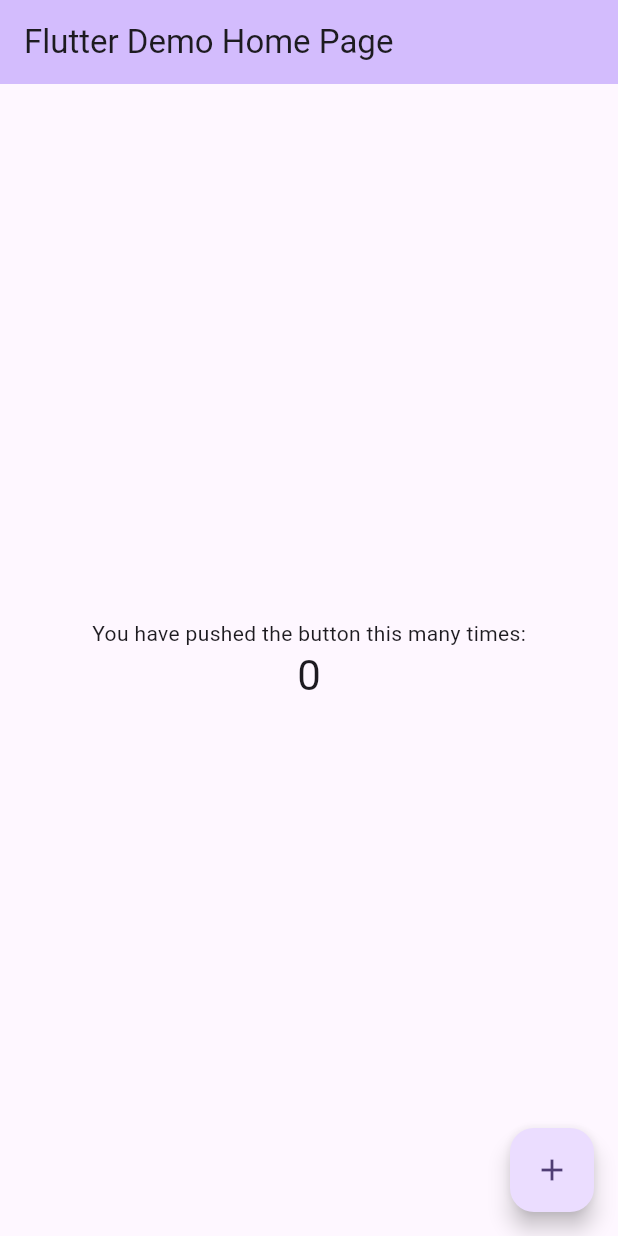
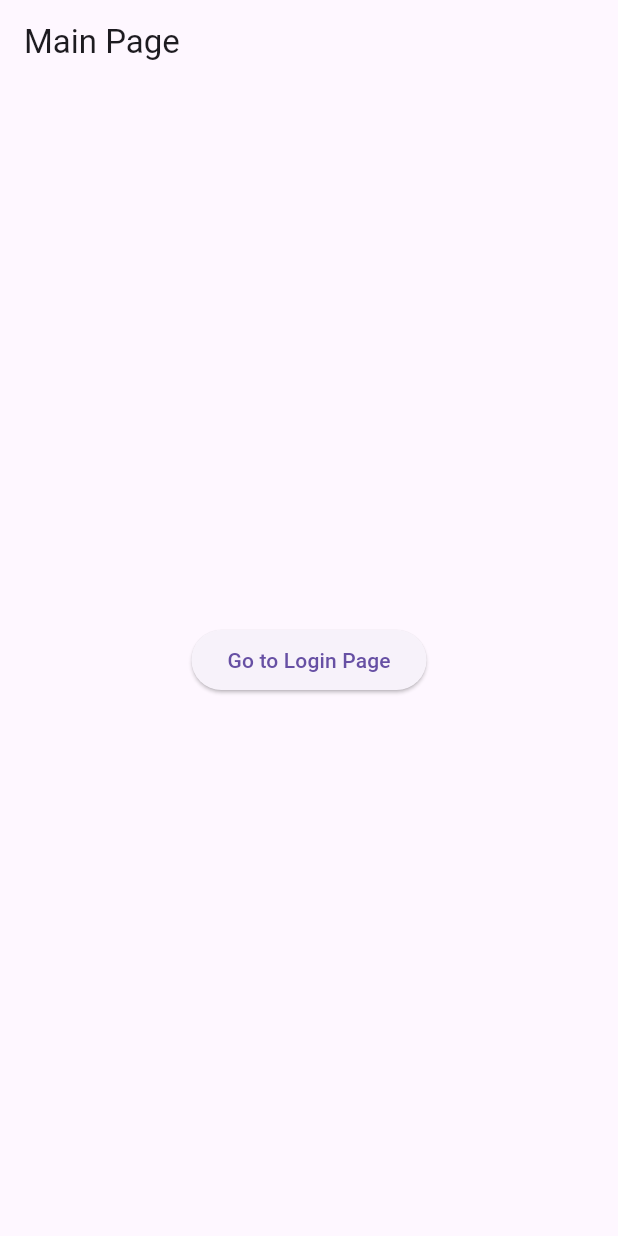
Before and after one commit to RafiAtha28/PROYEK4, a Flutter app: the screen it shows after launch, on a phone screen of 412 x 824 dp. Run offline on Flutter 3.47's test engine with Material 3 defaults, Android fonts, the phone set to English and light mode, and no system bars.

Commit message:
menambahkan login page

```diff
--- a/lib/main.dart
+++ b/lib/main.dart
@@ -1,125 +1,19 @@
 import 'package:flutter/material.dart';
+import 'package:perfectbody/screens/main_page.dart'; // Sesuaikan dengan nama aplikasi dan struktur folder Anda
 
 void main() {
-  runApp(const MyApp());
+  runApp(MyApp());
 }
 
 class MyApp extends StatelessWidget {
-  const MyApp({super.key});
-
-  // This widget is the root of your application.
   @override
   Widget build(BuildContext context) {
     return MaterialApp(
-      title: 'Flutter Demo',
+      title: 'Perfect Body Form', // Ganti dengan judul aplikasi Anda
       theme: ThemeData(
-        // This is the theme of your application.
-        //
-        // TRY THIS: Try running your application with "flutter run". You'll see
-        // the application has a purple toolbar. Then, without quitting the app,
-        // try changing the seedColor in the colorScheme below to Colors.green
-        // and then invoke "hot reload" (save your changes or press the "hot
-        // reload" button in a Flutter-supported IDE, or press "r" if you used
-        // the command line to start the app).
-        //
-        // Notice that the counter didn't reset back to zero; the application
-        // state is not lost during the reload. To reset the state, use hot
-        // restart instead.
-        //
-        // This works for code too, not just values: Most code changes can be
-        // tested with just a hot reload.
-        colorScheme: ColorScheme.fromSeed(seedColor: Colors.deepPurple),
-        useMaterial3: true,
+        primarySwatch: Colors.blue,
       ),
-      home: const MyHomePage(title: 'Flutter Demo Home Page'),
+      home: MainPage(), // Sesuaikan dengan halaman utama aplikasi Anda
     );
   }
 }
-
-class MyHomePage extends StatefulWidget {
-  const MyHomePage({super.key, required this.title});
-
-  // This widget is the home page of your application. It is stateful, meaning
-  // that it has a State object (defined below) that contains fields that affect
-  // how it looks.
-
-  // This class is the configuration for the state. It holds the values (in this
-  // case the title) provided by the parent (in this case the App widget) and
-  // used by the build method of the State. Fields in a Widget subclass are
-  // always marked "final".
-
-  final String title;
-
-  @override
-  State<MyHomePage> createState() => _MyHomePageState();
-}
-
-class _MyHomePageState extends State<MyHomePage> {
-  int _counter = 0;
-
-  void _incrementCounter() {
-    setState(() {
-      // This call to setState tells the Flutter framework that something has
-      // changed in this State, which causes it to rerun the build method below
-      // so that the display can reflect the updated values. If we changed
-      // _counter without calling setState(), then the build method would not be
-      // called again, and so nothing would appear to happen.
-      _counter++;
-    });
-  }
-
-  @override
-  Widget build(BuildContext context) {
-    // This method is rerun every time setState is called, for instance as done
-    // by the _incrementCounter method above.
-    //
-    // The Flutter framework has been optimized to make rerunning build methods
-    // fast, so that you can just rebuild anything that needs updating rather
-    // than having to individually change instances of widgets.
-    return Scaffold(
-      appBar: AppBar(
-        // TRY THIS: Try changing the color here to a specific color (to
-        // Colors.amber, perhaps?) and trigger a hot reload to see the AppBar
-        // change color while the other colors stay the same.
-        backgroundColor: Theme.of(context).colorScheme.inversePrimary,
-        // Here we take the value from the MyHomePage object that was created by
-        // the App.build method, and use it to set our appbar title.
-        title: Text(widget.title),
-      ),
-      body: Center(
-        // Center is a layout widget. It takes a single child and positions it
-        // in the middle of the parent.
-        child: Column(
-          // Column is also a layout widget. It takes a list of children and
-          // arranges them vertically. By default, it sizes itself to fit its
-          // children horizontally, and tries to be as tall as its parent.
-          //
-          // Column has various properties to control how it sizes itself and
-          // how it positions its children. Here we use mainAxisAlignment to
-          // center the children vertically; the main axis here is the vertical
-          // axis because Columns are vertical (the cross axis would be
-          // horizontal).
-          //
-          // TRY THIS: Invoke "debug painting" (choose the "Toggle Debug Paint"
-          // action in the IDE, or press "p" in the console), to see the
-          // wireframe for each widget.
-          mainAxisAlignment: MainAxisAlignment.center,
-          children: <Widget>[
-            const Text(
-              'You have pushed the button this many times:',
-            ),
-            Text(
-              '$_counter',
-              style: Theme.of(context).textTheme.headlineMedium,
-            ),
-          ],
-        ),
-      ),
-      floatingActionButton: FloatingActionButton(
-        onPressed: _incrementCounter,
-        tooltip: 'Increment',
-        child: const Icon(Icons.add),
-      ), // This trailing comma makes auto-formatting nicer for build methods.
-    );
-  }
-}
--- /dev/null
+++ b/lib/screens/main_page.dart
@@ -0,0 +1,24 @@
+import 'package:flutter/material.dart';
+import 'package:perfectbody/screens/login.dart'; // Sesuaikan dengan struktur folder Anda
+
+class MainPage extends StatelessWidget {
+  @override
+  Widget build(BuildContext context) {
+    return Scaffold(
+      appBar: AppBar(
+        title: Text('Main Page'), // Judul halaman
+      ),
+      body: Center(
+        child: ElevatedButton(
+          onPressed: () {
+            Navigator.push(
+              context,
+              MaterialPageRoute(builder: (context) => LoginPage()), // Navigasi ke halaman login
+            );
+          },
+          child: Text('Go to Login Page'), // Tombol untuk menuju halaman login
+        ),
+      ),
+    );
+  }
+}
```
Also changed, not shown: lib/screens/login.dart (added, +87 -0 lines).
